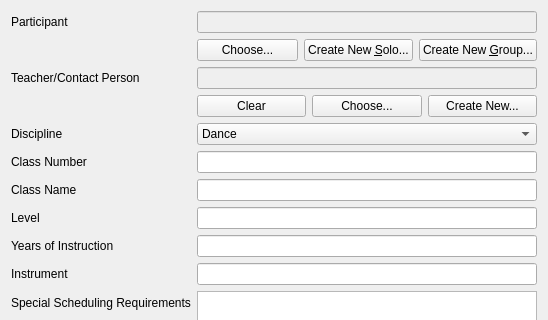
diana134/afs, file Forms/ui_addEntryDialog.ui: the form before one commit; both pictures show x 0 to 548 and y 0 to 320 of the 548 by 586 pixel window.
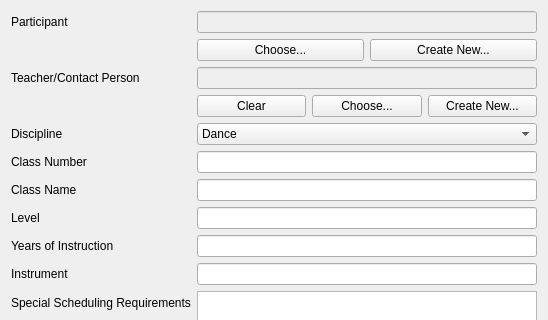
The form after the commit. Custom widgets are drawn as their Qt base class.

Commit message: Can add entries, choose participants, main window table improvements

```diff
--- a/Forms/ui_addEntryDialog.ui
+++ b/Forms/ui_addEntryDialog.ui
@@ -123,14 +123,7 @@
        <item row="0" column="1">
         <widget class="QPushButton" name="createNewSoloParticipantBtn">
          <property name="text">
-          <string>Create New &amp;Solo...</string>
-         </property>
-        </widget>
-       </item>
-       <item row="0" column="2">
-        <widget class="QPushButton" name="createNewGroupParticipantBtn">
-         <property name="text">
-          <string>Create New &amp;Group...</string>
+          <string>Create New...</string>
          </property>
         </widget>
        </item>
```
Left out of the diff: 5 changed lines with no effect on the pictures. The commit also changes 9 other files.
